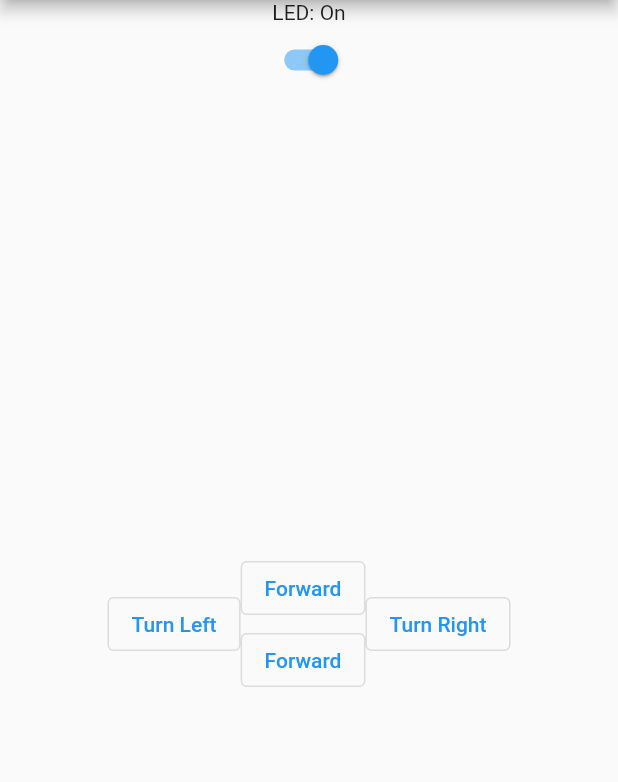
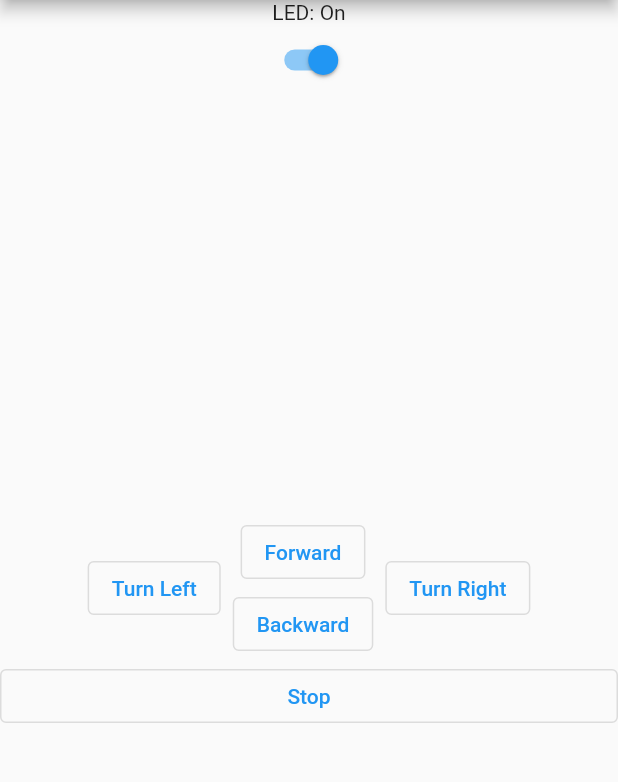
Before and after one commit to hoangph271/pico_lover, a Flutter app: the screen it shows after launch, on a phone screen of 412 x 824 dp, the part 84-866 px from its top. Run offline on Flutter 3.47's test engine with Material 2 defaults, Android fonts, the phone set to English and light mode, and no system bars; our stand-ins replace fluttertoast.

Commit message:
[Add] Wheels controls

```diff
--- a/lib/wheels_controls.dart
+++ b/lib/wheels_controls.dart
@@ -12,14 +12,20 @@ class WheelsControls extends StatefulWidget {
 class _WheelsControlsState extends State<WheelsControls> {
   @override
   Widget build(BuildContext context) {
-    return Row(
+    return Column(
       mainAxisAlignment: MainAxisAlignment.center,
       children: [
-        AsyncButton(
+        Row(
+          mainAxisAlignment: MainAxisAlignment.center,
+          children: [
+            Padding(
+              padding: const EdgeInsets.all(8.0),
+              child: AsyncButton(
                   onPressed: () async {
                     await sendPicoRequest('ui/motors/turn_left');
                   },
                   child: const Text('Turn Left')),
+            ),
             Column(
               mainAxisAlignment: MainAxisAlignment.center,
               children: [
@@ -32,14 +38,30 @@ class _WheelsControlsState extends State<WheelsControls> {
                     onPressed: () async {
                       await sendPicoRequest('ui/motors/backward_both');
                     },
-                child: const Text('Forward')),
+                    child: const Text('Backward')),
               ],
             ),
-        AsyncButton(
+            Padding(
+              padding: const EdgeInsets.all(8.0),
+              child: AsyncButton(
                   onPressed: () async {
                     await sendPicoRequest('ui/motors/turn_right');
                   },
                   child: const Text('Turn Right')),
+            ),
+          ],
+        ),
+        Row(
+          children: [
+            Expanded(
+              child: AsyncButton(
+                  onPressed: () async {
+                    await sendPicoRequest('ui/motors/stop');
+                  },
+                  child: const Text('Stop')),
+            ),
+          ],
+        )
       ],
     );
   }
```
Lines whose indentation alone changed are shown as unchanged.
